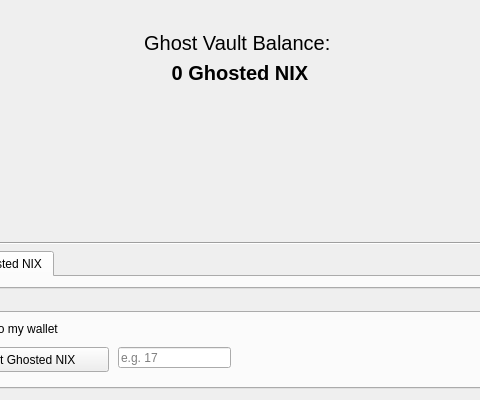
First picture: the form in src/qt/forms/ghostvault.ui, repository koifinance/NixCore, before the edit; both pictures show x 175 to 655 and y 0 to 400 of the 830 by 400 pixel window.
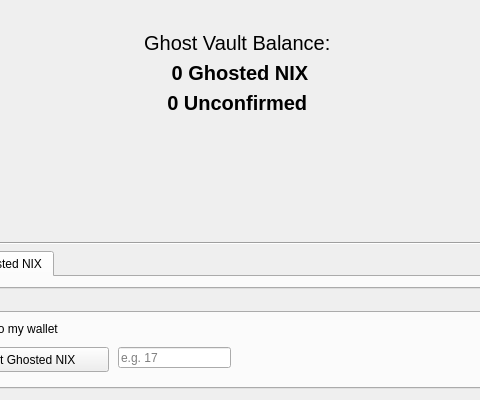
Second picture: the form after the edit. Icons and pictures are not drawn.

Diff of the .ui file:
```diff
--- a/src/qt/forms/ghostvault.ui
+++ b/src/qt/forms/ghostvault.ui
@@ -73,6 +73,23 @@
          </property>
         </widget>
        </item>
+       <item>
+        <widget class="QLabel" name="unconfirmed_label">
+         <property name="font">
+          <font>
+           <pointsize>15</pointsize>
+           <weight>75</weight>
+           <bold>true</bold>
+          </font>
+         </property>
+         <property name="text">
+          <string>0 Unconfirmed </string>
+         </property>
+         <property name="alignment">
+          <set>Qt::AlignCenter</set>
+         </property>
+        </widget>
+       </item>
       </layout>
      </item>
      <item>
```
